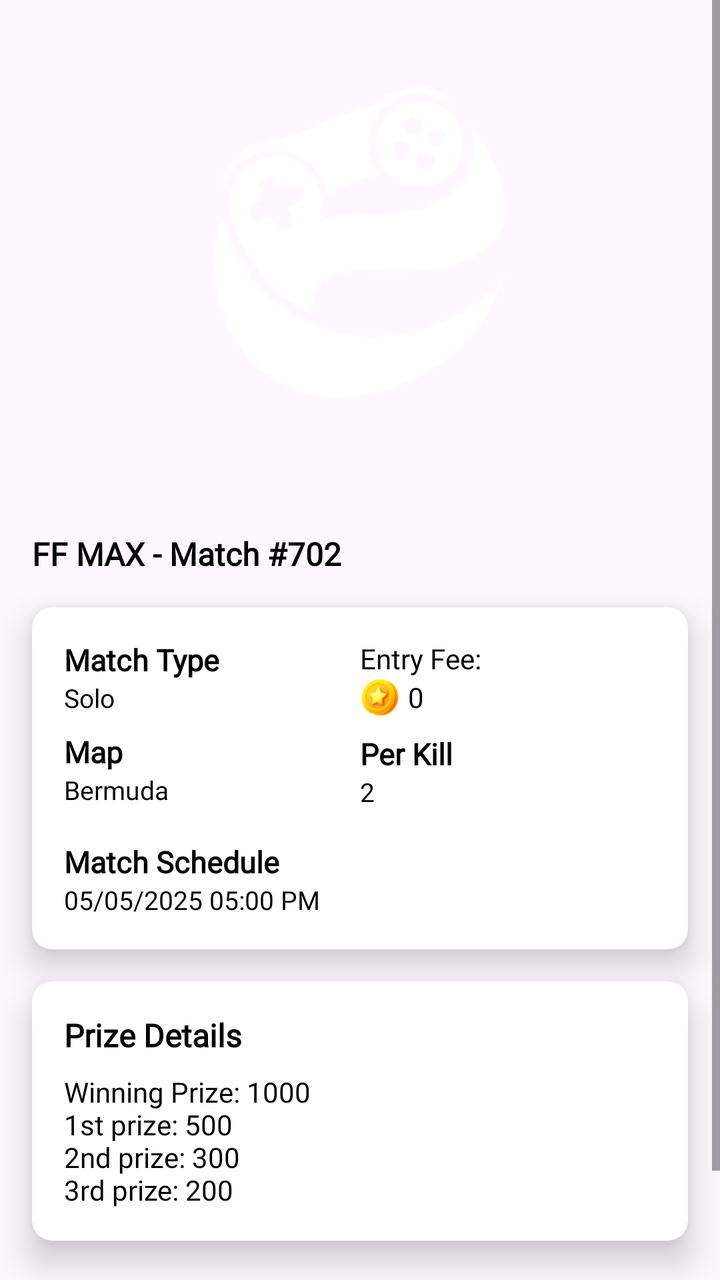
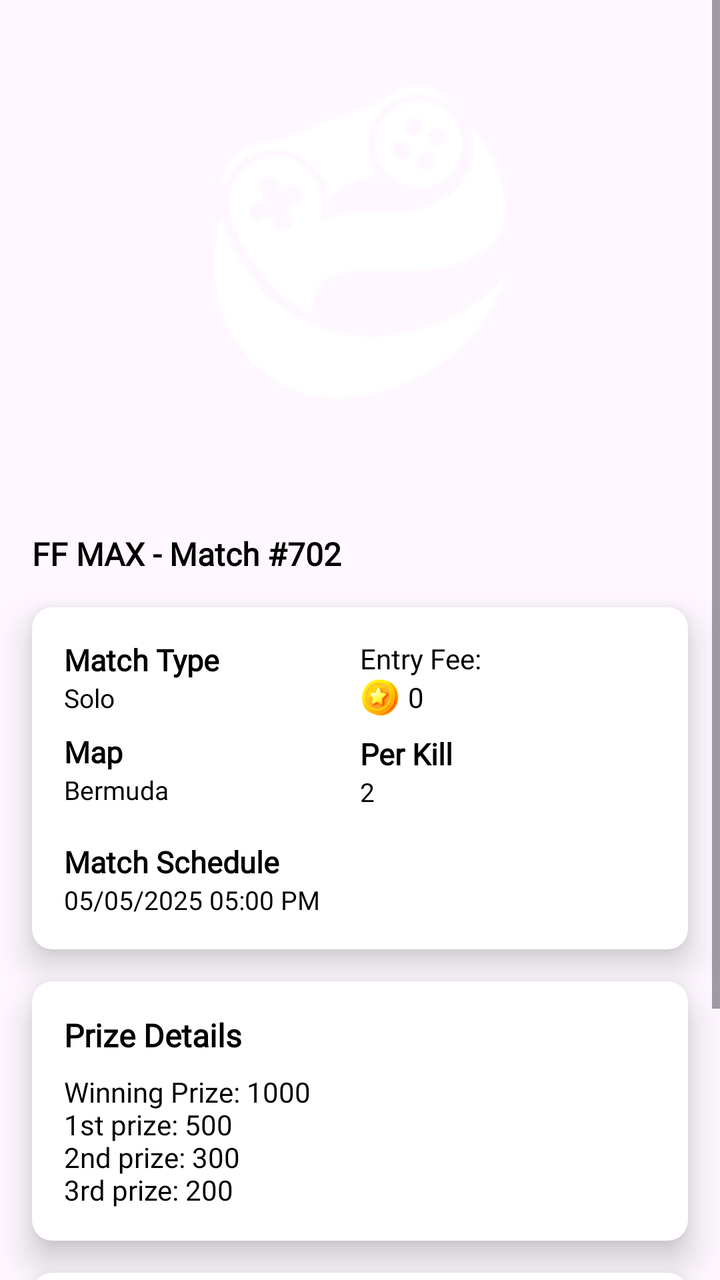

An Android layout rendered at two revisions. The XML below is the earlier revision; the diff shows what the commit changed to produce the second picture.
<!-- AndroidManifest.xml: application theme Theme.MgamerApp -->
<!-- res/layout/fragment_description.xml -->
<?xml version="1.0" encoding="utf-8"?>
<ScrollView xmlns:android="http://schemas.android.com/apk/res/android"
    xmlns:app="http://schemas.android.com/apk/res-auto"
    android:id="@+id/scroll_area"
    android:layout_width="match_parent"
    android:layout_height="match_parent"
    android:fillViewport="true">

    <LinearLayout
        android:id="@+id/content_container"
        android:layout_width="match_parent"
        android:layout_height="wrap_content"
        android:orientation="vertical">

        
        <RelativeLayout
            android:layout_width="match_parent"
            android:layout_height="wrap_content">

            <ImageView
                android:id="@+id/top_image"
                android:layout_width="match_parent"
                android:layout_height="250dp"
                android:adjustViewBounds="true"
                android:scaleType="center"
                android:src="@drawable/new_logo" />
        </RelativeLayout>

        
        <TextView
            android:id="@+id/match_title"
            android:layout_width="wrap_content"
            android:layout_height="wrap_content"
            android:layout_marginTop="16dp"
            android:layout_marginStart="16dp"
            android:text="FF MAX - Match #702"
            android:textSize="16sp"
            android:textStyle="bold"
            android:textColor="@color/black"
            android:fontFamily="@font/poppins_bold" />

        
        <com.google.android.material.card.MaterialCardView
            android:id="@+id/card_match_details"
            android:layout_width="match_parent"
            android:layout_height="wrap_content"
            android:layout_margin="16dp"
            android:backgroundTint="@color/white"
            app:cardCornerRadius="10dp"
            app:cardElevation="10dp"
            app:strokeWidth="0dp">

            <LinearLayout
                android:layout_width="match_parent"
                android:layout_height="wrap_content"
                android:orientation="vertical"
                android:padding="16dp">

                <LinearLayout
                    android:layout_width="match_parent"
                    android:layout_height="wrap_content"
                    android:orientation="horizontal"
                    android:weightSum="2">

                    
                    <LinearLayout
                        android:layout_width="0dp"
                        android:layout_height="wrap_content"
                        android:layout_weight="1"
                        android:orientation="vertical">

                        <TextView
                            android:layout_width="wrap_content"
                            android:layout_height="wrap_content"
                            android:text="Match Type"
                            android:textSize="15sp"
                            android:textStyle="bold"
                            android:textColor="@color/black"
                            android:fontFamily="@font/poppins_bold" />

                        <TextView
                            android:id="@+id/match_type_text"
                            android:layout_width="wrap_content"
                            android:layout_height="wrap_content"
                            android:text="Solo"
                            android:textSize="13sp"
                            android:textColor="@color/black"
                            android:fontFamily="@font/poppins"
                            android:layout_marginBottom="8dp" />

                        <TextView
                            android:layout_width="wrap_content"
                            android:layout_height="wrap_content"
                            android:text="Map"
                            android:textSize="15sp"
                            android:textStyle="bold"
                            android:textColor="@color/black"
                            android:fontFamily="@font/poppins_bold" />

                        <TextView
                            android:id="@+id/match_map_text"
                            android:layout_width="wrap_content"
                            android:layout_height="wrap_content"
                            android:text="Bermuda"
                            android:textSize="13sp"
                            android:textColor="@color/black"
                            android:fontFamily="@font/poppins"
                            android:layout_marginBottom="8dp" />
                    </LinearLayout>

                    
                    <LinearLayout
                        android:layout_width="0dp"
                        android:layout_height="wrap_content"
                        android:layout_weight="1"
                        android:orientation="vertical">

                        <TextView
                            android:layout_width="wrap_content"
                            android:layout_height="wrap_content"
                            android:text="Entry Fee:"
                            android:textSize="14sp"
                            android:textColor="@color/black"
                            android:fontFamily="@font/poppins_bold" />

                        <LinearLayout
                            android:id="@+id/entry_fee_container"
                            android:layout_width="wrap_content"
                            android:layout_height="wrap_content"
                            android:orientation="horizontal"
                            android:gravity="center_vertical"
                            android:layout_marginBottom="8dp"
                            android:visibility="visible">

                            <ImageView
                                android:id="@+id/entry_fee_icon"
                                android:layout_width="20dp"
                                android:layout_height="20dp"
                                android:src="@drawable/ic_coin_24"
                                android:layout_marginEnd="4dp" />

                            <TextView
                                android:id="@+id/entry_fee_text"
                                android:layout_width="wrap_content"
                                android:layout_height="wrap_content"
                                android:text="0"
                                android:textSize="14sp"
                                android:textColor="@color/black"
                                android:fontFamily="@font/poppins"
                                android:layout_marginEnd="8dp" />

                            <TextView
                                android:id="@+id/entry_fee_separator"
                                android:layout_width="wrap_content"
                                android:layout_height="wrap_content"
                                android:text="|"
                                android:textSize="14sp"
                                android:textColor="@color/black"
                                android:fontFamily="@font/poppins"
                                android:visibility="gone"
                                android:layout_marginEnd="4dp" />


                            <ImageView
                                android:id="@+id/entry_fee_icon_ticket"
                                android:layout_width="20dp"
                                android:layout_height="20dp"
                                android:src="@drawable/ic_ticket_24"
                                android:layout_marginEnd="4dp"
                                android:visibility="gone" />

                            <TextView
                                android:id="@+id/entry_fee_text_ticket"
                                android:layout_width="wrap_content"
                                android:layout_height="wrap_content"
                                android:text="0"
                                android:textSize="14sp"
                                android:textColor="@color/black"
                                android:fontFamily="@font/poppins"
                                android:visibility="gone" />
                        </LinearLayout>


                        <TextView
                            android:layout_width="wrap_content"
                            android:layout_height="wrap_content"
                            android:text="Per Kill"
                            android:textSize="15sp"
                            android:textStyle="bold"
                            android:textColor="@color/black"
                            android:fontFamily="@font/poppins_bold" />

                        <TextView
                            android:id="@+id/per_kill_text"
                            android:layout_width="wrap_content"
                            android:layout_height="wrap_content"
                            android:text="2"
                            android:textSize="13sp"
                            android:textColor="@color/black"
                            android:fontFamily="@font/poppins"
                            android:layout_marginBottom="8dp" />
                    </LinearLayout>
                </LinearLayout>

                
                <TextView
                    android:layout_width="wrap_content"
                    android:layout_height="wrap_content"
                    android:text="Match Schedule"
                    android:textSize="15sp"
                    android:textStyle="bold"
                    android:textColor="@color/black"
                    android:fontFamily="@font/poppins_bold"
                    android:layout_marginTop="8dp" />

                <TextView
                    android:id="@+id/match_schedule_text"
                    android:layout_width="wrap_content"
                    android:layout_height="wrap_content"
                    android:text="05/05/2025 05:00 PM"
                    android:textSize="13sp"
                    android:textColor="@color/black"
                    android:fontFamily="@font/poppins" />
            </LinearLayout>
        </com.google.android.material.card.MaterialCardView>

        
        <com.google.android.material.card.MaterialCardView
            android:id="@+id/card_prize_details"
            android:layout_width="match_parent"
            android:layout_height="wrap_content"
            android:layout_marginLeft="16dp"
            android:layout_marginRight="16dp"
            android:backgroundTint="@color/white"
            app:cardCornerRadius="10dp"
            app:cardElevation="10dp"
            app:strokeWidth="0dp">

            <LinearLayout
                android:layout_width="match_parent"
                android:layout_height="wrap_content"
                android:orientation="vertical"
                android:padding="16dp">

                <TextView
                    android:layout_width="wrap_content"
                    android:layout_height="wrap_content"
                    android:text="Prize Details"
                    android:textSize="16sp"
                    android:textStyle="bold"
                    android:layout_marginBottom="8dp"
                    android:fontFamily="@font/poppins_bold" />

                <TextView
                    android:id="@+id/prize_details_text"
                    android:layout_width="match_parent"
                    android:layout_height="wrap_content"
                    android:text="Winning Prize: 1000\n1st prize: 500\n2nd prize: 300\n3rd prize: 200"
                    android:fontFamily="@font/poppins"
                    android:textSize="14sp" />
            </LinearLayout>
        </com.google.android.material.card.MaterialCardView>

        
        <LinearLayout
            android:layout_width="match_parent"
            android:layout_height="wrap_content"
            android:orientation="vertical"
            android:padding="16dp">

            <TextView
                android:layout_width="wrap_content"
                android:layout_height="wrap_content"
                android:text="Match Description"
                android:textSize="16sp"
                android:textStyle="bold"
                android:layout_marginBottom="8dp"
                android:fontFamily="@font/poppins_bold" />

            <TextView
                android:id="@+id/match_description_text"
                android:layout_width="wrap_content"
                android:layout_height="wrap_content"
                android:text="This is a Live match"
                android:textSize="13sp"
                android:fontFamily="@font/poppins" />
        </LinearLayout>

    </LinearLayout>
</ScrollView>
<!-- resources referenced by this layout -->
<resources>
  <color name="black">#FF000000</color>
  <color name="white">#ffffff</color>
  <!-- drawable ic_coin_24: png bitmap (drawable, 7834 bytes) -->
  <!-- drawable ic_ticket_24: webp bitmap (drawable, 1952 bytes) -->
  <!-- drawable new_logo: png bitmap (drawable, 9140 bytes) -->
  <style name="Theme.MgamerApp" parent="Base.Theme.MgamerApp" />
  <style name="Base.Theme.MgamerApp" parent="Theme.Material3.DayNight.NoActionBar">
  
          <item name="android:statusBarColor">@color/purple_bg</item>
          <item name="android:windowDrawsSystemBarBackgrounds">true</item>
          <item name="android:windowTranslucentStatus">false</item>
          
          <item name="colorPrimary">@color/purple_bg</item>
          <item name="android:textViewStyle">@style/AppTextViewStyle</item>
  
          <item name="android:windowLightStatusBar">false</item> 
  
          <item name="colorOnSurface">@color/dark_black</item>
      </style>
  <color name="purple_bg">#260975</color>
  <style name="AppTextViewStyle" parent="android:Widget.TextView">
          <item name="android:textColor">@color/black</item>
      </style>
  <color name="dark_black">#000000</color>
</resources>

<!-- the commit's change to res/layout/fragment_description.xml (unified diff, before → after) -->
@@ -160,7 +160,6 @@
                                 android:visibility="gone"
                                 android:layout_marginEnd="4dp" />
 
-
                             <ImageView
                                 android:id="@+id/entry_fee_icon_ticket"
                                 android:layout_width="20dp"
@@ -180,7 +179,6 @@
                                 android:visibility="gone" />
                         </LinearLayout>
 
-
                         <TextView
                             android:layout_width="wrap_content"
                             android:layout_height="wrap_content"
@@ -231,6 +229,7 @@
             android:layout_height="wrap_content"
             android:layout_marginLeft="16dp"
             android:layout_marginRight="16dp"
+            android:layout_marginBottom="16dp"
             android:backgroundTint="@color/white"
             app:cardCornerRadius="10dp"
             app:cardElevation="10dp"
@@ -262,6 +261,44 @@
         </com.google.android.material.card.MaterialCardView>
 
         
+        <com.google.android.material.card.MaterialCardView
+            android:id="@+id/card_room_description"
+            android:layout_width="match_parent"
+            android:layout_height="wrap_content"
+            android:layout_marginLeft="16dp"
+            android:layout_marginRight="16dp"
+            android:layout_marginBottom="16dp"
+            android:backgroundTint="@color/white"
+            app:cardCornerRadius="10dp"
+            app:cardElevation="10dp"
+            app:strokeWidth="0dp">
+
+            <LinearLayout
+                android:layout_width="match_parent"
+                android:layout_height="wrap_content"
+                android:orientation="vertical"
+                android:padding="16dp">
+
+                <TextView
+                    android:layout_width="wrap_content"
+                    android:layout_height="wrap_content"
+                    android:text="Room Description"
+                    android:textSize="16sp"
+                    android:textStyle="bold"
+                    android:layout_marginBottom="8dp"
+                    android:fontFamily="@font/poppins_bold" />
+
+                <TextView
+                    android:id="@+id/room_description_text"
+                    android:layout_width="match_parent"
+                    android:layout_height="wrap_content"
+                    android:text="Coming Soon"
+                    android:fontFamily="@font/poppins"
+                    android:textSize="14sp" />
+            </LinearLayout>
+        </com.google.android.material.card.MaterialCardView>
+
+        
         <LinearLayout
             android:layout_width="match_parent"
             android:layout_height="wrap_content"
